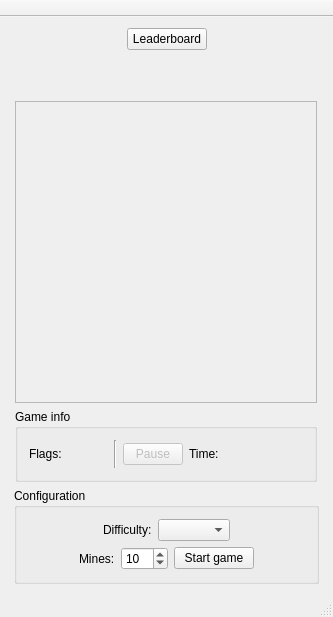
First picture: the form in game_gui.ui, repository pavolmarak/minesweeper, before the edit.
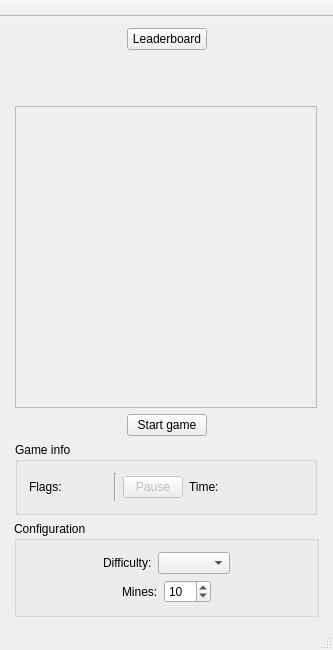
Second picture: the form after the edit. Custom widgets are drawn as their Qt base class.

The edit to the form file:
```diff
--- a/game_gui.ui
+++ b/game_gui.ui
@@ -7,7 +7,7 @@
     <x>0</x>
     <y>0</y>
     <width>333</width>
-    <height>617</height>
+    <height>650</height>
    </rect>
   </property>
   <property name="sizePolicy">
@@ -19,7 +19,7 @@
   <property name="minimumSize">
    <size>
     <width>333</width>
-    <height>617</height>
+    <height>650</height>
    </size>
   </property>
   <property name="maximumSize">
@@ -212,6 +212,43 @@
         </item>
        </layout>
       </item>
+      <item>
+       <layout class="QHBoxLayout" name="horizontalLayout_9">
+        <item>
+         <spacer name="horizontalSpacer_14">
+          <property name="orientation">
+           <enum>Qt::Horizontal</enum>
+          </property>
+          <property name="sizeHint" stdset="0">
+           <size>
+            <width>40</width>
+            <height>20</height>
+           </size>
+          </property>
+         </spacer>
+        </item>
+        <item>
+         <widget class="QPushButton" name="start_game_button">
+          <property name="text">
+           <string>Start game</string>
+          </property>
+         </widget>
+        </item>
+        <item>
+         <spacer name="horizontalSpacer_15">
+          <property name="orientation">
+           <enum>Qt::Horizontal</enum>
+          </property>
+          <property name="sizeHint" stdset="0">
+           <size>
+            <width>40</width>
+            <height>20</height>
+           </size>
+          </property>
+         </spacer>
+        </item>
+       </layout>
+      </item>
       <item>
        <layout class="QHBoxLayout" name="horizontalLayout_6">
         <item>
@@ -509,13 +546,6 @@
                </property>
               </widget>
              </item>
-             <item>
-              <widget class="QPushButton" name="start_game_button">
-               <property name="text">
-                <string>Start game</string>
-               </property>
-              </widget>
-             </item>
              <item>
               <spacer name="horizontalSpacer_2">
                <property name="orientation">
```
